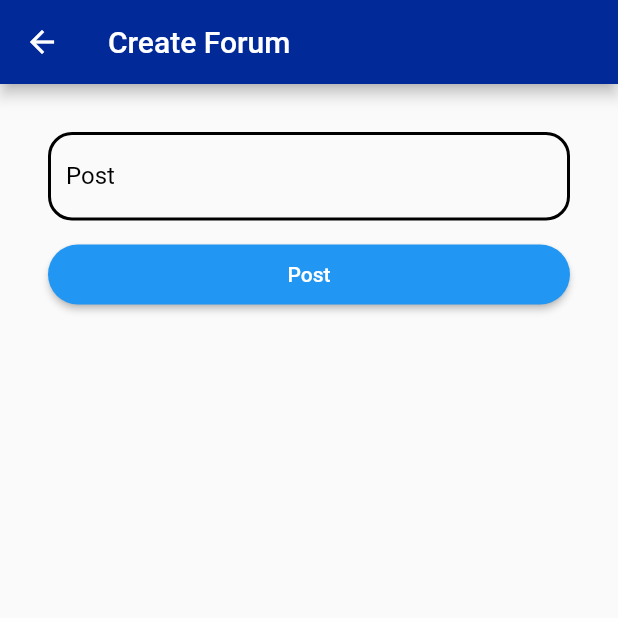
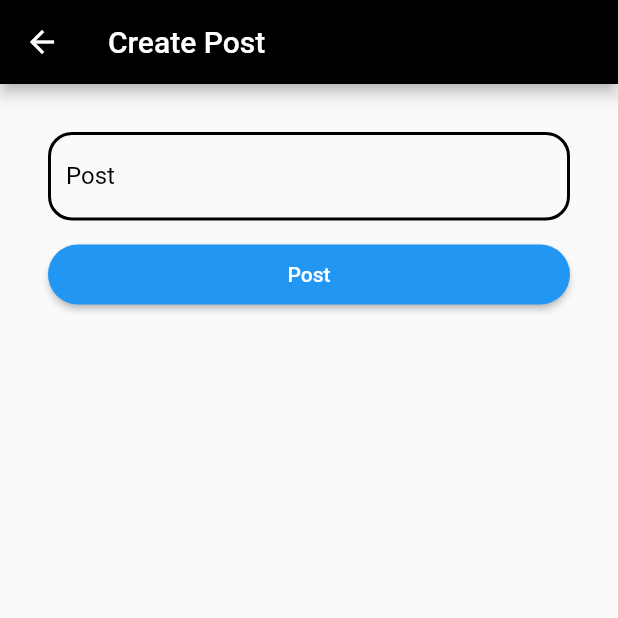
Before and after one commit to Phatthanadol/Chi-Chat-Board, a Flutter app: the CreateBoardPage screen opened directly, on a phone screen of 412 x 824 dp, the top half of it. Run offline on Flutter 3.47's test engine with Material 2 defaults, Android fonts, the phone set to English and light mode, and no system bars; our stand-ins replace auth_buttons, bloc, cloud_firestore, equatable, firebase_auth, firebase_core and 1 more; missing offline and left inert: flame; accounts and stored records are empty.

Commit message:
mai edit raew por

```diff
--- a/lib/screens/create-board-screen.dart
+++ b/lib/screens/create-board-screen.dart
@@ -13,21 +13,33 @@ class CreateBoardPage extends StatefulWidget {
 class _CreateBoardPageState extends State<CreateBoardPage> {
   CollectionReference posts = FirebaseFirestore.instance.collection('Posts');
   final _addFormKey = GlobalKey<FormState>();
-  final String _creator = '${FirebaseAuth.instance.currentUser!.displayName}';
   final String _email = '${FirebaseAuth.instance.currentUser!.email}';
   final TextEditingController _bdescribe = TextEditingController();
+  String? _creator;
   final Timestamp _timestamp = Timestamp.now();
   @override
   void initState() {
     super.initState();
+    if (FirebaseAuth.instance.currentUser!.displayName.toString().isNotEmpty) {
+      _creator = FirebaseAuth.instance.currentUser!.displayName;
+    } else {
+      FirebaseFirestore.instance
+          .collection('Users')
+          .doc('${FirebaseAuth.instance.currentUser!.uid}')
+          .get()
+          .then((DocumentSnapshot value) {
+        Map<String, dynamic> data = value.data()! as Map<String, dynamic>;
+        _creator = data["displayName"].toString();
+      });
+    }
   }
 
   @override
   Widget build(BuildContext context) {
     return Scaffold(
       appBar: AppBar(
-        title: const Text('Create Forum'),
-        backgroundColor: Color.fromARGB(255, 1, 41, 151),
+        title: const Text('Create Post'),
+        backgroundColor: Color.fromARGB(255, 0, 0, 0),
       ),
       body: Form(
         key: _addFormKey,
--- a/lib/screens/edit-board-screen.dart
+++ b/lib/screens/edit-board-screen.dart
@@ -28,7 +28,7 @@ class _EditBoardPageState extends State<EditBoardPage> {
         .get()
         .then((DocumentSnapshot value) {
       Map<String, dynamic> data = value.data()! as Map<String, dynamic>;
-      _editboarddescribe = data["describe"];
+      _editboarddescribe.text = data["describe"];
     });
   }
 
@@ -36,7 +36,7 @@ class _EditBoardPageState extends State<EditBoardPage> {
   Widget build(BuildContext context) {
     return Scaffold(
       appBar: AppBar(
-        title: const Text('Edit Board'),
+        title: const Text('Edit Post'),
         backgroundColor: Color.fromARGB(255, 0, 0, 0),
       ),
       body: Form(
--- a/lib/screens/homepage-screen.dart
+++ b/lib/screens/homepage-screen.dart
@@ -72,12 +72,12 @@ class _HomepagePageState extends State<HomepagePage> {
 
         if (snapshot.hasData) {
           // Convert snapshot.data to jsonString
-          var products = snapshot.data;
-
+          var post = snapshot.data;
+          var user = FirebaseAuth.instance.currentUser!;
           // Define Widgets to myList
           myList = [
             Column(
-              children: products!.docs.map((DocumentSnapshot doc) {
+              children: post!.docs.map((DocumentSnapshot doc) {
                 Map<String, dynamic> data = doc.data()! as Map<String, dynamic>;
                 return Card(
                   child: Container(
@@ -99,6 +99,11 @@ class _HomepagePageState extends State<HomepagePage> {
                               ),
                             ),
                             Container(
+                              child: Text(
+                                '${DateTime.parse(data['timestamp'].toDate().toString())}',
+                              ),
+                            ),
+                            Container(
                                 alignment: Alignment.centerRight,
                                 child: IconButton(
                                   onPressed: () {
@@ -110,8 +115,7 @@ class _HomepagePageState extends State<HomepagePage> {
                                         )).then((value) => setState(() {}));
                                   },
                                   icon: Icon(Icons.edit),
-                              ),
-                            )
+                                )),
                           ],
                         ),
                         SizedBox(
```
Also changed, not shown: 1 other file. Lines whose indentation alone changed are shown as unchanged.
